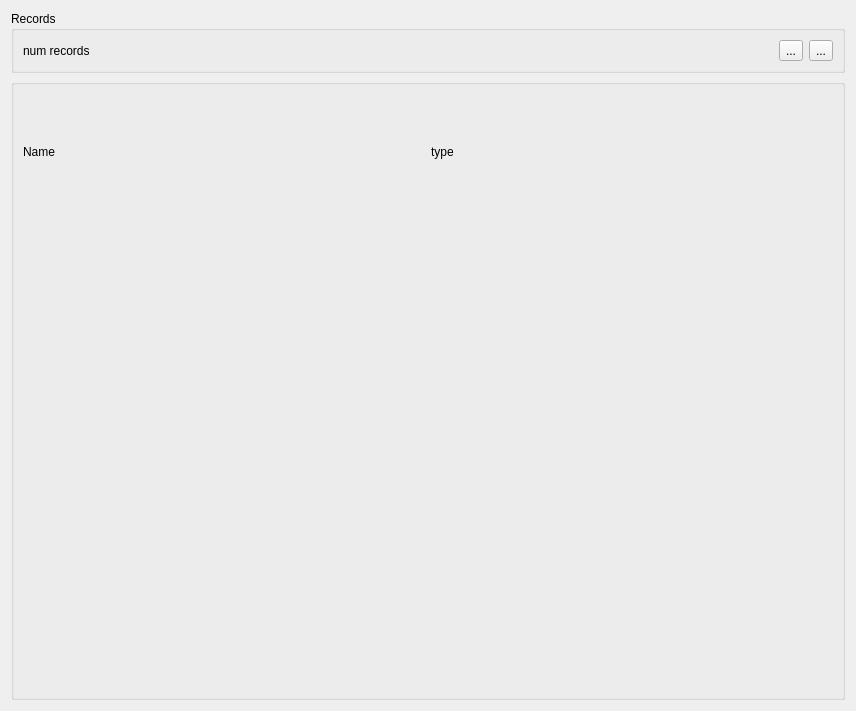
Qt form scripts/ui/ViewWidget.ui (NCCA/Clutter25) before a commit.
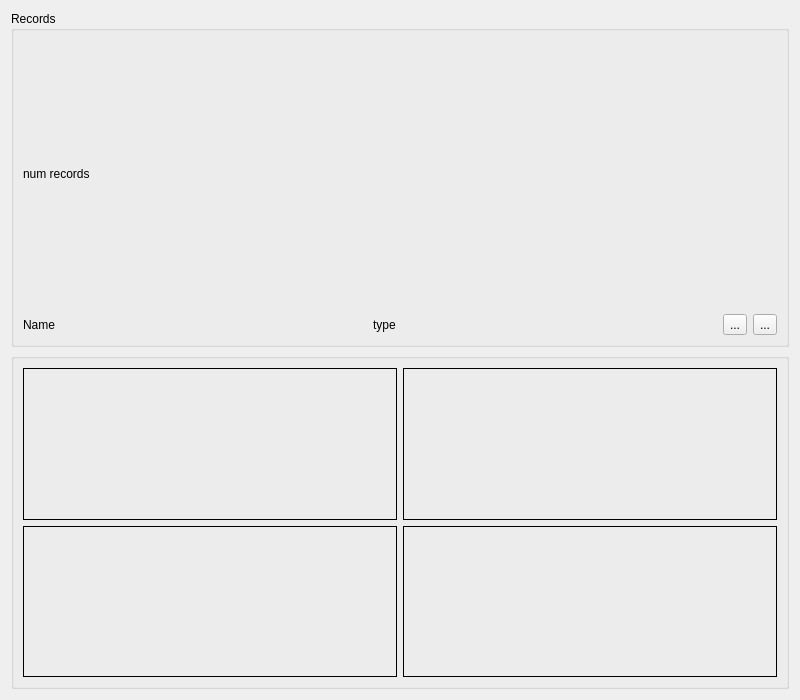
The same form after that commit. Icons and pictures are not drawn.

Commit message: updated DCC gui, improved the import script and added some new elements to remove grid in maya import

Diff of the .ui file:
```diff
--- a/scripts/ui/ViewWidget.ui
+++ b/scripts/ui/ViewWidget.ui
@@ -6,8 +6,8 @@
    <rect>
     <x>0</x>
     <y>0</y>
-    <width>856</width>
-    <height>711</height>
+    <width>800</width>
+    <height>700</height>
    </rect>
   </property>
   <property name="windowTitle">
@@ -23,17 +23,7 @@
       <string>Records</string>
      </property>
      <layout class="QGridLayout" name="gridLayout_3">
-      <item row="1" column="1">
-       <widget class="QToolButton" name="previous_record">
-        <property name="text">
-         <string>...</string>
-        </property>
-        <property name="icon">
-         <iconset theme="QIcon::ThemeIcon::GoPrevious"/>
-        </property>
-       </widget>
-      </item>
-      <item row="1" column="2">
+      <item row="1" column="4">
        <widget class="QToolButton" name="next_record">
         <property name="text">
          <string>...</string>
@@ -43,13 +33,37 @@
         </property>
        </widget>
       </item>
-      <item row="1" column="0">
+      <item row="1" column="3">
+       <widget class="QToolButton" name="previous_record">
+        <property name="text">
+         <string>...</string>
+        </property>
+        <property name="icon">
+         <iconset theme="QIcon::ThemeIcon::GoPrevious" />
+        </property>
+       </widget>
+      </item>
+      <item row="0" column="0">
        <widget class="QLabel" name="num_records">
         <property name="text">
          <string>num records</string>
         </property>
        </widget>
       </item>
+      <item row="1" column="0">
+       <widget class="QLabel" name="name_label">
+        <property name="text">
+         <string>Name</string>
+        </property>
+       </widget>
+      </item>
+      <item row="1" column="1">
+       <widget class="QLabel" name="type_label">
+        <property name="text">
+         <string>type</string>
+        </property>
+       </widget>
+      </item>
      </layout>
     </widget>
    </item>
@@ -64,32 +78,40 @@
      <property name="title">
       <string/>
      </property>
-     <layout class="QGridLayout" name="gridLayout" rowstretch="1,2,2" columnstretch="0,0">
-      <item row="0" column="1">
-       <widget class="QLabel" name="type_label">
-        <property name="text">
-         <string>type</string>
-        </property>
-       </widget>
-      </item>
-      <item row="0" column="0">
-       <widget class="QLabel" name="name_label">
-        <property name="text">
-         <string>Name</string>
-        </property>
-       </widget>
-      </item>
+     <layout
+                        class="QGridLayout"
+                        name="gridLayout"
+                        rowstretch="0,0"
+                        columnstretch="0,0"
+                        rowminimumheight="0,0"
+                    >
       <item row="1" column="0">
-       <widget class="QLabel" name="top_image"/>
+       <widget class="QLabel" name="top_image">
+        <property name="frameShape">
+         <enum>QFrame::Shape::Box</enum>
+        </property>
+       </widget>
       </item>
       <item row="1" column="1">
-       <widget class="QLabel" name="side_image"/>
+       <widget class="QLabel" name="side_image">
+        <property name="frameShape">
+         <enum>QFrame::Shape::Box</enum>
+        </property>
+       </widget>
       </item>
       <item row="2" column="0">
-       <widget class="QLabel" name="persp_image"/>
+       <widget class="QLabel" name="persp_image">
+        <property name="frameShape">
+         <enum>QFrame::Shape::Box</enum>
+        </property>
+       </widget>
       </item>
       <item row="2" column="1">
-       <widget class="QLabel" name="front_image"/>
+       <widget class="QLabel" name="front_image">
+        <property name="frameShape">
+         <enum>QFrame::Shape::Box</enum>
+        </property>
+       </widget>
       </item>
      </layout>
     </widget>
```
Left out of the diff: 12 changed lines with no effect on the pictures. The commit also changes 12 other files.
